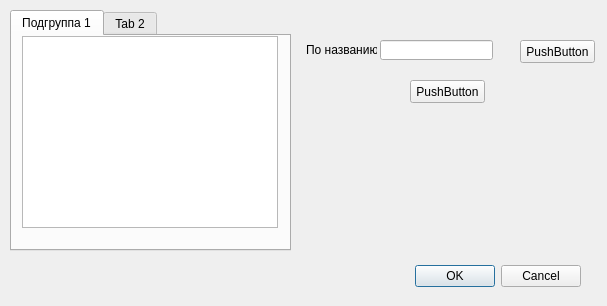
Qt form order_UI_dialog_plus_nom.ui (Korguv/Poliur) before a commit.
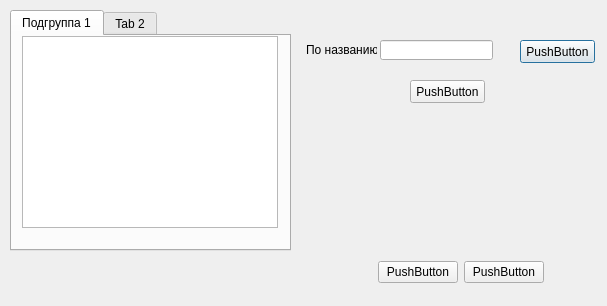
The same form after that commit.

```diff
--- a/order_UI_dialog_plus_nom.ui
+++ b/order_UI_dialog_plus_nom.ui
@@ -13,22 +13,6 @@
   <property name="windowTitle">
    <string>Dialog</string>
   </property>
-  <widget class="QDialogButtonBox" name="buttonBox">
-   <property name="geometry">
-    <rect>
-     <x>240</x>
-     <y>260</y>
-     <width>341</width>
-     <height>32</height>
-    </rect>
-   </property>
-   <property name="orientation">
-    <enum>Qt::Horizontal</enum>
-   </property>
-   <property name="standardButtons">
-    <set>QDialogButtonBox::Cancel|QDialogButtonBox::Ok</set>
-   </property>
-  </widget>
   <widget class="QPushButton" name="pushButton">
    <property name="geometry">
     <rect>
@@ -121,6 +105,45 @@
     </widget>
    </widget>
   </widget>
+  <widget class="QWidget" name="layoutWidget">
+   <property name="geometry">
+    <rect>
+     <x>340</x>
+     <y>260</y>
+     <width>204</width>
+     <height>25</height>
+    </rect>
+   </property>
+   <layout class="QHBoxLayout" name="horizontalLayout">
+    <item>
+     <spacer name="horizontalSpacer">
+      <property name="orientation">
+       <enum>Qt::Horizontal</enum>
+      </property>
+      <property name="sizeHint" stdset="0">
+       <size>
+        <width>40</width>
+        <height>20</height>
+       </size>
+      </property>
+     </spacer>
+    </item>
+    <item>
+     <widget class="QPushButton" name="pushButton_2">
+      <property name="text">
+       <string>PushButton</string>
+      </property>
+     </widget>
+    </item>
+    <item>
+     <widget class="QPushButton" name="pushButton_4">
+      <property name="text">
+       <string>PushButton</string>
+      </property>
+     </widget>
+    </item>
+   </layout>
+  </widget>
  </widget>
  <resources/>
  <connections>
```
Left out of the diff: 35 changed lines with no effect on the pictures.
